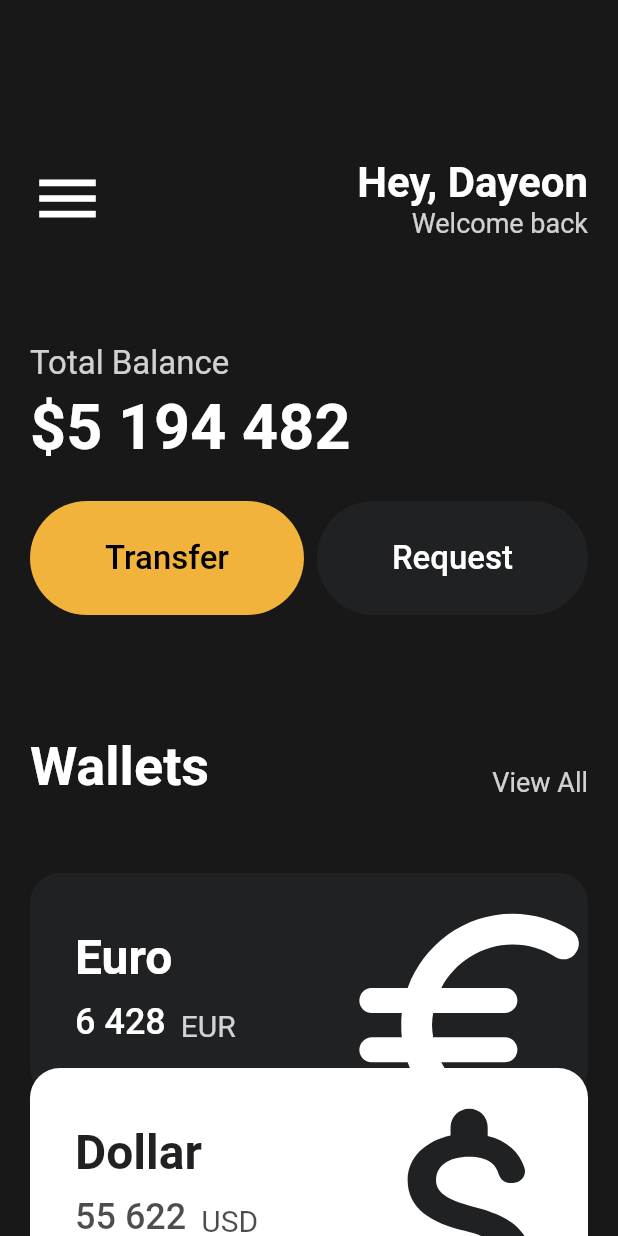
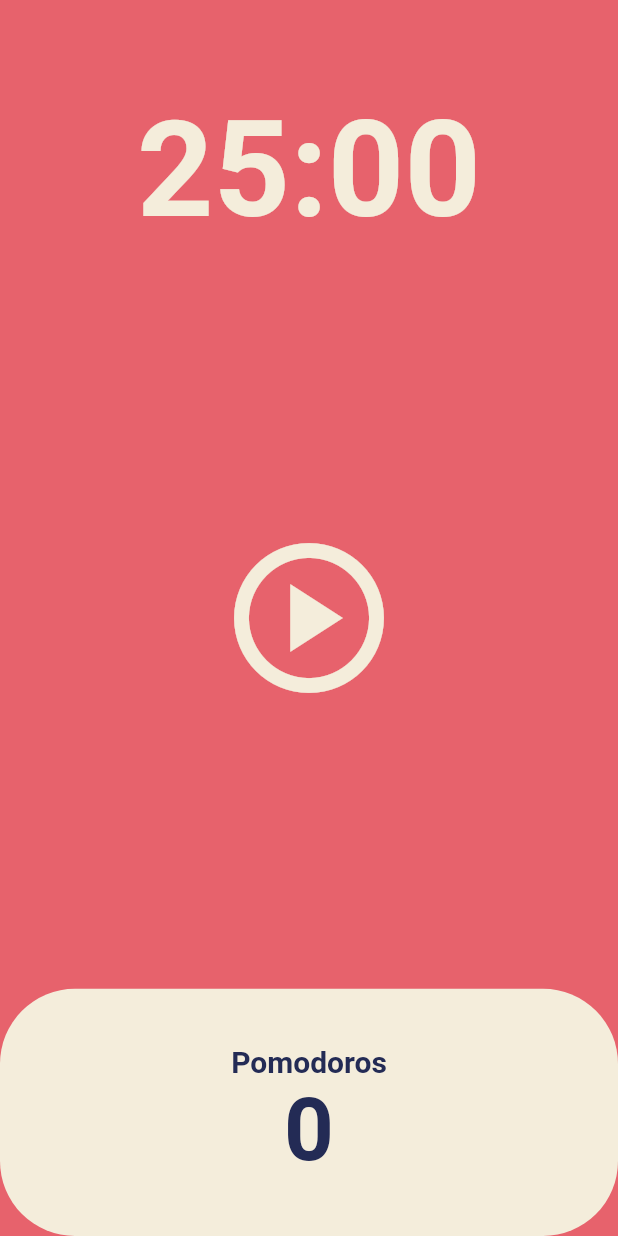
Before and after one commit to YDayeon/flutter-webtoon-app, a Flutter app: the screen it shows after launch, on a phone screen of 412 x 824 dp. Run offline on Flutter 3.47's test engine with Material 2 defaults, Android fonts, the phone set to English and light mode, and no system bars.

Commit message:
pomodoro app

```diff
--- a/lib/main.dart
+++ b/lib/main.dart
@@ -1,6 +1,5 @@
 import 'package:flutter/material.dart';
-import 'package:toonflix/widgets/button.dart';
-import 'package:toonflix/widgets/currency_card.dart';
+import 'package:toonflix/screens/home_screen.dart';
 
 void main() {
   runApp(const App());
@@ -12,141 +11,19 @@ class App extends StatelessWidget {
   @override
   Widget build(BuildContext context) {
     return MaterialApp(
-      home: Scaffold(
-        backgroundColor: const Color(0xFF181818),
-        body: SingleChildScrollView(
-          child: Padding(
-            padding: const EdgeInsets.symmetric(horizontal: 20),
-            child: Column(
-              crossAxisAlignment: CrossAxisAlignment.start,
-              children: [
-                const SizedBox(
-                  height: 105,
-                ),
-                Row(
-                  mainAxisAlignment: MainAxisAlignment.spaceBetween,
-                  crossAxisAlignment: CrossAxisAlignment.center,
-                  children: [
-                    const Icon(
-                      Icons.menu,
-                      color: Colors.white,
-                      size: 50,
-                    ),
-                    Column(
-                      crossAxisAlignment: CrossAxisAlignment.end,
-                      children: [
-                        const Text(
-                          "Hey, Dayeon",
-                          style: TextStyle(
-                            color: Colors.white,
-                            fontSize: 28,
-                            fontWeight: FontWeight.w700,
-                          ),
-                        ),
-                        Text(
-                          "Welcome back",
-                          style: TextStyle(
-                            color: Colors.white.withOpacity(0.8),
-                            fontSize: 18,
-                          ),
-                        ),
-                      ],
-                    )
-                  ],
-                ),
-                const SizedBox(
-                  height: 70,
-                ),
-                Text(
-                  "Total Balance",
-                  style: TextStyle(
-                    color: Colors.white.withOpacity(0.8),
-                    fontSize: 22,
-                  ),
-                ),
-                const SizedBox(
-                  height: 5,
-                ),
-                const Text(
-                  "\$5 194 482",
-                  style: TextStyle(
-                    color: Colors.white,
-                    fontWeight: FontWeight.w700,
-                    fontSize: 42,
-                  ),
-                ),
-                const SizedBox(
-                  height: 25,
-                ),
-                Row(
-                  mainAxisAlignment: MainAxisAlignment.spaceBetween,
-                  children: const [
-                    Button(
-                        text: "Transfer",
-                        bgColor: Color(0xFFF1B33B),
-                        textColor: Colors.black),
-                    Button(
-                        text: "Request",
-                        bgColor: Color(0xFF1F2123),
-                        textColor: Colors.white)
-                  ],
-                ),
-                const SizedBox(
-                  height: 80,
-                ),
-                Row(
-                  mainAxisAlignment: MainAxisAlignment.spaceBetween,
-                  crossAxisAlignment: CrossAxisAlignment.end,
-                  children: [
-                    const Text(
-                      "Wallets",
-                      style: TextStyle(
-                        color: Colors.white,
-                        fontSize: 36,
-                        fontWeight: FontWeight.w600,
-                      ),
-                    ),
-                    Text(
-                      'View All',
-                      style: TextStyle(
-                        color: Colors.white.withOpacity(0.8),
-                        fontSize: 18,
-                      ),
-                    ),
-                  ],
-                ),
-                const SizedBox(
-                  height: 50,
-                ),
-                const CurrencyCard(
-                  name: "Euro",
-                  code: "EUR",
-                  amount: "6 428",
-                  icon: Icons.euro_rounded,
-                  isInverted: false,
-                  order: 0,
-                ),
-                const CurrencyCard(
-                  name: "Dollar",
-                  code: "USD",
-                  amount: "55 622",
-                  icon: Icons.attach_money_rounded,
-                  isInverted: true,
-                  order: 1,
-                ),
-                const CurrencyCard(
-                  name: "Bitcoin",
-                  code: "BTC",
-                  amount: "9 873",
-                  icon: Icons.currency_bitcoin_rounded,
-                  isInverted: false,
-                  order: 2,
-                ),
-              ],
+        theme: ThemeData(
+          colorScheme: ColorScheme.fromSwatch(
+            backgroundColor: const Color(0xFFE7626C),
+          ),
+          textTheme: const TextTheme(
+            displayLarge: TextStyle(
+              color: Color(0xFF232B55),
             ),
           ),
+          cardColor: const Color(0xFFF4EDDB),
         ),
-      ),
-    );
+        home: const Scaffold(
+          body: HomeScreen(),
+        ));
   }
 }
--- /dev/null
+++ b/lib/screens/home_screen.dart
@@ -0,0 +1,128 @@
+import 'dart:async';
+
+import 'package:flutter/material.dart';
+
+class HomeScreen extends StatefulWidget {
+  const HomeScreen({super.key});
+
+  @override
+  State<HomeScreen> createState() => _HomeScreenState();
+}
+
+class _HomeScreenState extends State<HomeScreen> {
+  static const twentyFiveMinutes = 1500;
+  int totalSeconds = twentyFiveMinutes;
+  bool isRunning = false;
+  int totalPomodoros = 0;
+  late Timer timer;
+
+  void onTick(Timer timer) {
+    if (totalSeconds == 0) {
+      setState(() {
+        totalPomodoros = totalPomodoros + 1;
+        isRunning = false;
+        totalSeconds = twentyFiveMinutes;
+      });
+      timer.cancel();
+    }
+    setState(() {
+      totalSeconds = totalSeconds - 1;
+    });
+  }
+
+  void onStartPressed() {
+    timer = Timer.periodic(const Duration(seconds: 1), onTick);
+    setState(() {
+      isRunning = true;
+    });
+  }
+
+  void onPausePressed() {
+    timer.cancel();
+    setState(() {
+      isRunning = false;
+    });
+  }
+
+  String format(int seconds) {
+    var duration = Duration(seconds: seconds);
+    return duration.toString().split(".").first.substring(2, 7);
+  }
+
+  @override
+  Widget build(BuildContext context) {
+    return Scaffold(
+        backgroundColor: Theme.of(context).colorScheme.background,
+        body: Column(
+          children: [
+            Flexible(
+              flex: 1,
+              child: Container(
+                alignment: Alignment.bottomCenter,
+                child: Text(
+                  format(totalSeconds),
+                  style: TextStyle(
+                      color: Theme.of(context).cardColor,
+                      fontSize: 89,
+                      fontWeight: FontWeight.w600),
+                ),
+              ),
+            ),
+            Flexible(
+              flex: 3,
+              child: Center(
+                child: IconButton(
+                  onPressed: isRunning ? onPausePressed : onStartPressed,
+                  iconSize: 120,
+                  color: Theme.of(context).cardColor,
+                  icon: Icon(isRunning
+                      ? Icons.pause_circle_outline
+                      : Icons.play_circle_outlined),
+                ),
+              ),
+            ),
+            Flexible(
+              flex: 1,
+              child: Row(
+                children: [
+                  Expanded(
+                    child: Container(
+                      decoration: BoxDecoration(
+                          color: Theme.of(context).cardColor,
+                          borderRadius: BorderRadius.circular(50)),
+                      child: Column(
+                        mainAxisAlignment: MainAxisAlignment.center,
+                        children: [
+                          Text(
+                            'Pomodoros',
+                            style: TextStyle(
+                              fontSize: 20,
+                              color: Theme.of(context)
+                                  .textTheme
+                                  .displayLarge!
+                                  .color,
+                              fontWeight: FontWeight.w600,
+                            ),
+                          ),
+                          Text(
+                            '$totalPomodoros',
+                            style: TextStyle(
+                              fontSize: 58,
+                              color: Theme.of(context)
+                                  .textTheme
+                                  .displayLarge!
+                                  .color,
+                              fontWeight: FontWeight.w600,
+                            ),
+                          ),
+                        ],
+                      ),
+                    ),
+                  )
+                ],
+              ),
+            ),
+          ],
+        ));
+  }
+}
--- a/lib/widgets/button.dart
+++ /dev/null
@@ -1,28 +0,0 @@
-import 'package:flutter/material.dart';
-
-class Button extends StatelessWidget {
-  final String text;
-  final Color bgColor;
-  final Color textColor;
-
-  const Button(
-      {super.key,
-      required this.text,
-      required this.bgColor,
-      required this.textColor});
-
-  @override
-  Widget build(BuildContext context) {
-    return Container(
-      decoration: BoxDecoration(
-          color: bgColor, borderRadius: BorderRadius.circular(40)),
-      child: Padding(
-          padding: const EdgeInsets.symmetric(vertical: 25, horizontal: 50),
-          child: Text(
-            text,
-            style: TextStyle(
-                color: textColor, fontSize: 22, fontWeight: FontWeight.w500),
-          )),
-    );
-  }
-}
--- a/lib/widgets/currency_card.dart
+++ /dev/null
@@ -1,91 +0,0 @@
-import 'package:flutter/material.dart';
-
-class CurrencyCard extends StatelessWidget {
-  final String name, code, amount;
-  final IconData icon;
-  final bool isInverted;
-  final num order;
-
-  final _blackColor = const Color(0xFF1F2123);
-
-  const CurrencyCard({
-    super.key,
-    required this.name,
-    required this.code,
-    required this.amount,
-    required this.icon,
-    required this.isInverted,
-    required this.order,
-  });
-
-  @override
-  Widget build(BuildContext context) {
-    double offsetDy = -order * 20;
-    return Transform.translate(
-        offset: Offset(0, offsetDy),
-        child: Container(
-          clipBehavior: Clip.hardEdge,
-          decoration: BoxDecoration(
-            color: isInverted ? Colors.white : _blackColor,
-            borderRadius: BorderRadius.circular(20),
-          ),
-          child: Padding(
-            padding: const EdgeInsets.all(30),
-            child: Row(
-              mainAxisAlignment: MainAxisAlignment.spaceBetween,
-              children: [
-                Column(
-                  crossAxisAlignment: CrossAxisAlignment.start,
-                  children: [
-                    Text(
-                      name,
-                      style: TextStyle(
-                        color: isInverted ? _blackColor : Colors.white,
-                        fontSize: 32,
-                        fontWeight: FontWeight.w600,
-                      ),
-                    ),
-                    const SizedBox(height: 10),
-                    Row(
-                      crossAxisAlignment: CrossAxisAlignment.end,
-                      children: [
-                        Text(
-                          amount,
-                          style: TextStyle(
-                              color: isInverted
-                                  ? _blackColor.withOpacity(0.8)
-                                  : Colors.white,
-                              fontSize: 24,
-                              fontWeight: FontWeight.w500),
-                        ),
-                        Padding(
-                          padding: const EdgeInsets.only(left: 10),
-                          child: Text(
-                            code,
-                            style: TextStyle(
-                                color: isInverted
-                                    ? _blackColor.withOpacity(0.8)
-                                    : Colors.white.withOpacity(0.8),
-                                fontSize: 20),
-                          ),
-                        ),
-                      ],
-                    )
-                  ],
-                ),
-                Transform.scale(
-                    scale: 2.2,
-                    child: Transform.translate(
-                      offset: const Offset(0, 12),
-                      child: Icon(
-                        icon,
-                        color: isInverted ? _blackColor : Colors.white,
-                        size: 90,
-                      ),
-                    ))
-              ],
-            ),
-          ),
-        ));
-  }
-}
```
